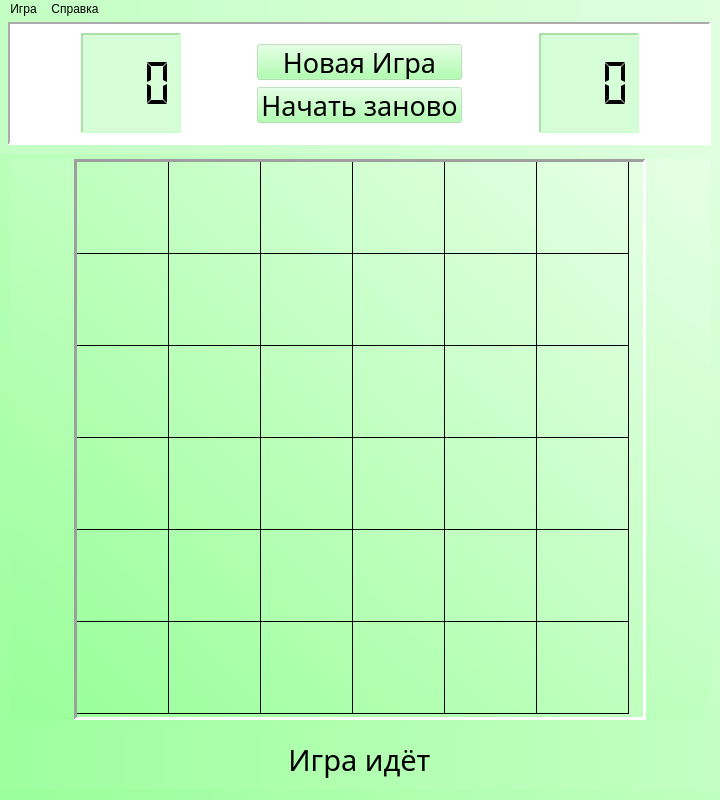
The window that GameForm.ui (Vadimpich/Digital-Grasshopper) describes before a commit, drawn with Qt 5.
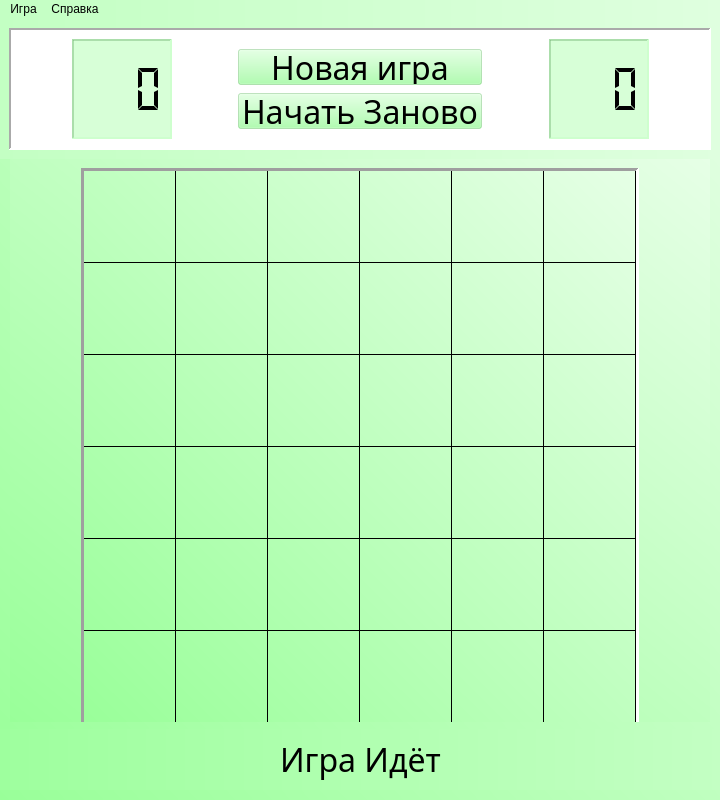
The same window after the commit.

What changed in the file:
```diff
--- a/GameForm.ui
+++ b/GameForm.ui
@@ -25,41 +25,35 @@
   <property name="windowTitle">
    <string>Цифровой Кузнечик</string>
   </property>
-  <property name="autoFillBackground">
-   <bool>false</bool>
-  </property>
   <property name="styleSheet">
    <string notr="true">
 background-color: qlineargradient(spread:pad, x1:0, y1:1, x2:1, y2:0, stop:0 rgba(153, 255, 153, 255), stop:1 rgba(230, 255, 230, 255));</string>
   </property>
-  <property name="toolButtonStyle">
-   <enum>Qt::ToolButtonIconOnly</enum>
-  </property>
   <widget class="QWidget" name="centralwidget">
+   <property name="styleSheet">
+    <string notr="true"/>
+   </property>
    <widget class="QFrame" name="verticalFrame">
     <property name="geometry">
      <rect>
-      <x>-1</x>
-      <y>-6</y>
-      <width>721</width>
-      <height>141</height>
+      <x>0</x>
+      <y>0</y>
+      <width>720</width>
+      <height>140</height>
      </rect>
     </property>
     <property name="styleSheet">
      <string notr="true">background-color: qlineargradient(spread:pad, x1:0, y1:0, x2:1, y2:0, stop:0 rgba(195, 255, 195, 255), stop:1 rgba(223, 255, 223, 255));</string>
     </property>
-    <property name="frameShape">
-     <enum>QFrame::NoFrame</enum>
-    </property>
-    <property name="frameShadow">
-     <enum>QFrame::Plain</enum>
-    </property>
     <property name="lineWidth">
      <number>3</number>
     </property>
     <layout class="QVBoxLayout" name="panelTop">
      <item>
       <widget class="QFrame" name="horizontalFrame">
+       <property name="enabled">
+        <bool>true</bool>
+       </property>
        <property name="styleSheet">
         <string notr="true">background-color: rgb(255, 255, 255);</string>
        </property>
@@ -72,57 +66,10 @@
        <property name="lineWidth">
         <number>2</number>
        </property>
-       <layout class="QHBoxLayout" name="horizontal_layout">
-        <item>
-         <spacer name="horizontalSpacer_3">
-          <property name="orientation">
-           <enum>Qt::Horizontal</enum>
-          </property>
-          <property name="sizeHint" stdset="0">
-           <size>
-            <width>40</width>
-            <height>20</height>
-           </size>
-          </property>
-         </spacer>
-        </item>
-        <item>
-         <widget class="QLCDNumber" name="numberTime">
-          <property name="minimumSize">
-           <size>
-            <width>100</width>
-            <height>0</height>
-           </size>
-          </property>
-          <property name="maximumSize">
-           <size>
-            <width>100</width>
-            <height>100</height>
-           </size>
-          </property>
-          <property name="styleSheet">
-           <string notr="true">background-color: rgba(153,255,153, 100);</string>
-          </property>
-          <property name="frameShape">
-           <enum>QFrame::Panel</enum>
-          </property>
-          <property name="frameShadow">
-           <enum>QFrame::Sunken</enum>
-          </property>
-          <property name="lineWidth">
-           <number>2</number>
-          </property>
-          <property name="smallDecimalPoint">
-           <bool>true</bool>
-          </property>
-          <property name="digitCount">
-           <number>3</number>
-          </property>
-          <property name="segmentStyle">
-           <enum>QLCDNumber::Flat</enum>
-          </property>
-         </widget>
-        </item>
+       <property name="midLineWidth">
+        <number>0</number>
+       </property>
+       <layout class="QHBoxLayout" name="horizontalLayout">
         <item>
          <spacer name="horizontalSpacer">
           <property name="orientation">
@@ -137,20 +84,67 @@
          </spacer>
         </item>
         <item>
-         <widget class="QFrame" name="verticalFrame_2">
+         <widget class="QLCDNumber" name="lcdNumber">
+          <property name="minimumSize">
+           <size>
+            <width>100</width>
+            <height>0</height>
+           </size>
+          </property>
+          <property name="maximumSize">
+           <size>
+            <width>100</width>
+            <height>100</height>
+           </size>
+          </property>
           <property name="styleSheet">
-           <string notr="true"/>
+           <string notr="true">background-color: rgba(153,255,153, 100);</string>
           </property>
           <property name="frameShape">
-           <enum>QFrame::NoFrame</enum>
+           <enum>QFrame::Panel</enum>
           </property>
           <property name="frameShadow">
-           <enum>QFrame::Raised</enum>
+           <enum>QFrame::Sunken</enum>
           </property>
           <property name="lineWidth">
            <number>2</number>
           </property>
-          <layout class="QVBoxLayout" name="verticalLayout_3">
+          <property name="smallDecimalPoint">
+           <bool>true</bool>
+          </property>
+          <property name="digitCount">
+           <number>3</number>
+          </property>
+          <property name="mode">
+           <enum>QLCDNumber::Dec</enum>
+          </property>
+          <property name="segmentStyle">
+           <enum>QLCDNumber::Flat</enum>
+          </property>
+         </widget>
+        </item>
+        <item>
+         <spacer name="horizontalSpacer_2">
+          <property name="orientation">
+           <enum>Qt::Horizontal</enum>
+          </property>
+          <property name="sizeHint" stdset="0">
+           <size>
+            <width>40</width>
+            <height>20</height>
+           </size>
+          </property>
+         </spacer>
+        </item>
+        <item>
+         <widget class="QFrame" name="verticalFrame">
+          <property name="minimumSize">
+           <size>
+            <width>20</width>
+            <height>0</height>
+           </size>
+          </property>
+          <layout class="QVBoxLayout" name="verticalLayout_2">
            <item>
             <spacer name="verticalSpacer_3">
              <property name="orientation">
@@ -165,7 +159,7 @@
             </spacer>
            </item>
            <item>
-            <widget class="QPushButton" name="buttonNew">
+            <widget class="QPushButton" name="pushButton">
              <property name="minimumSize">
               <size>
                <width>0</width>
@@ -175,17 +169,14 @@
              <property name="font">
               <font>
                <family>Bebas Neue Regular</family>
-               <pointsize>20</pointsize>
+               <pointsize>24</pointsize>
               </font>
              </property>
              <property name="styleSheet">
               <string notr="true">background-color: rgba(153,255,153, 100);</string>
              </property>
              <property name="text">
-              <string>Новая Игра</string>
-             </property>
-             <property name="shortcut">
-              <string/>
+              <string>Новая игра</string>
              </property>
             </widget>
            </item>
@@ -194,9 +185,6 @@
              <property name="orientation">
               <enum>Qt::Vertical</enum>
              </property>
-             <property name="sizeType">
-              <enum>QSizePolicy::Expanding</enum>
-             </property>
              <property name="sizeHint" stdset="0">
               <size>
                <width>20</width>
@@ -206,7 +194,7 @@
             </spacer>
            </item>
            <item>
-            <widget class="QPushButton" name="buttonRestart">
+            <widget class="QPushButton" name="pushButton_2">
              <property name="minimumSize">
               <size>
                <width>0</width>
@@ -216,14 +204,14 @@
              <property name="font">
               <font>
                <family>Bebas Neue Regular</family>
-               <pointsize>20</pointsize>
+               <pointsize>24</pointsize>
               </font>
              </property>
              <property name="styleSheet">
               <string notr="true">background-color: rgba(153,255,153, 100);</string>
              </property>
              <property name="text">
-              <string>Начать заново</string>
+              <string>Начать Заново</string>
              </property>
             </widget>
            </item>
@@ -244,7 +232,7 @@
          </widget>
         </item>
         <item>
-         <spacer name="horizontalSpacer_2">
+         <spacer name="horizontalSpacer_3">
           <property name="orientation">
            <enum>Qt::Horizontal</enum>
           </property>
@@ -257,7 +245,13 @@
          </spacer>
         </item>
         <item>
-         <widget class="QLCDNumber" name="numberPoints">
+         <widget class="QLCDNumber" name="lcdNumber_2">
+          <property name="sizePolicy">
+           <sizepolicy hsizetype="Minimum" vsizetype="Minimum">
+            <horstretch>0</horstretch>
+            <verstretch>0</verstretch>
+           </sizepolicy>
+          </property>
           <property name="minimumSize">
            <size>
             <width>100</width>
@@ -311,28 +305,371 @@
      </item>
     </layout>
    </widget>
-   <widget class="QWidget" name="verticalLayoutWidget_3">
+   <widget class="QFrame" name="horizontalFrame">
     <property name="geometry">
      <rect>
       <x>10</x>
       <y>140</y>
-      <width>701</width>
-      <height>561</height>
+      <width>700</width>
+      <height>563</height>
      </rect>
     </property>
-    <layout class="QVBoxLayout" name="panelMid">
-     <item alignment="Qt::AlignHCenter|Qt::AlignVCenter">
-      <widget class="QTableWidget" name="tableField">
+    <layout class="QHBoxLayout" name="horizontalLayout_2">
+     <item>
+      <spacer name="horizontalSpacer_5">
+       <property name="orientation">
+        <enum>Qt::Horizontal</enum>
+       </property>
+       <property name="sizeHint" stdset="0">
+        <size>
+         <width>40</width>
+         <height>20</height>
+        </size>
+       </property>
+      </spacer>
+     </item>
+     <item>
+      <widget class="QTableWidget" name="tableWidget">
+       <property name="enabled">
+        <bool>true</bool>
+       </property>
        <property name="minimumSize">
         <size>
          <width>558</width>
          <height>558</height>
         </size>
        </property>
+       <property name="palette">
+        <palette>
+         <active>
+          <colorrole role="Button">
+           <brush brushstyle="LinearGradientPattern">
+            <gradient startx="0.000000000000000" starty="1.000000000000000" endx="1.000000000000000" endy="0.000000000000000" type="LinearGradient" spread="PadSpread" coordinatemode="ObjectBoundingMode">
+             <gradientstop position="0.000000000000000">
+              <color alpha="255">
+               <red>153</red>
+               <green>255</green>
+               <blue>153</blue>
+              </color>
+             </gradientstop>
+             <gradientstop position="1.000000000000000">
+              <color alpha="255">
+               <red>230</red>
+               <green>255</green>
+               <blue>230</blue>
+              </color>
+             </gradientstop>
+            </gradient>
+           </brush>
+          </colorrole>
+          <colorrole role="Text">
+           <brush brushstyle="SolidPattern">
+            <color alpha="255">
+             <red>0</red>
+             <green>0</green>
+             <blue>0</blue>
+            </color>
+           </brush>
+          </colorrole>
+          <colorrole role="Base">
+           <brush brushstyle="LinearGradientPattern">
+            <gradient startx="0.000000000000000" starty="1.000000000000000" endx="1.000000000000000" endy="0.000000000000000" type="LinearGradient" spread="PadSpread" coordinatemode="ObjectBoundingMode">
+             <gradientstop position="0.000000000000000">
+              <color alpha="255">
+               <red>153</red>
+               <green>255</green>
+               <blue>153</blue>
+              </color>
+             </gradientstop>
+             <gradientstop position="1.000000000000000">
+              <color alpha="255">
+               <red>230</red>
+               <green>255</green>
+               <blue>230</blue>
+              </color>
+             </gradientstop>
+            </gradient>
+           </brush>
+          </colorrole>
+          <colorrole role="Window">
+           <brush brushstyle="LinearGradientPattern">
+            <gradient startx="0.000000000000000" starty="1.000000000000000" endx="1.000000000000000" endy="0.000000000000000" type="LinearGradient" spread="PadSpread" coordinatemode="ObjectBoundingMode">
+             <gradientstop position="0.000000000000000">
+              <color alpha="255">
+               <red>153</red>
+               <green>255</green>
+               <blue>153</blue>
+              </color>
+             </gradientstop>
+             <gradientstop position="1.000000000000000">
+              <color alpha="255">
+               <red>230</red>
+               <green>255</green>
+               <blue>230</blue>
+              </color>
+             </gradientstop>
+            </gradient>
+           </brush>
+          </colorrole>
+          <colorrole role="Highlight">
+           <brush brushstyle="SolidPattern">
+            <color alpha="50">
+             <red>0</red>
+             <green>0</green>
+             <blue>0</blue>
+            </color>
+           </brush>
+          </colorrole>
+          <colorrole role="HighlightedText">
+           <brush brushstyle="SolidPattern">
+            <color alpha="255">
+             <red>0</red>
+             <green>0</green>
+             <blue>0</blue>
+            </color>
+           </brush>
+          </colorrole>
+          <colorrole role="Link">
+           <brush brushstyle="SolidPattern">
+            <color alpha="255">
+             <red>255</red>
+             <green>255</green>
+             <blue>255</blue>
+            </color>
+           </brush>
+          </colorrole>
+          <colorrole role="PlaceholderText">
+           <brush brushstyle="SolidPattern">
+            <color alpha="128">
+             <red>0</red>
+             <green>0</green>
+             <blue>0</blue>
+            </color>
+           </brush>
+          </colorrole>
+         </active>
+         <inactive>
+          <colorrole role="Button">
+           <brush brushstyle="LinearGradientPattern">
+            <gradient startx="0.000000000000000" starty="1.000000000000000" endx="1.000000000000000" endy="0.000000000000000" type="LinearGradient" spread="PadSpread" coordinatemode="ObjectBoundingMode">
+             <gradientstop position="0.000000000000000">
+              <color alpha="255">
+               <red>153</red>
+               <green>255</green>
+               <blue>153</blue>
+              </color>
+             </gradientstop>
+             <gradientstop position="1.000000000000000">
+              <color alpha="255">
+               <red>230</red>
+               <green>255</green>
+               <blue>230</blue>
+              </color>
+             </gradientstop>
+            </gradient>
+           </brush>
+          </colorrole>
+          <colorrole role="Text">
+           <brush brushstyle="SolidPattern">
+            <color alpha="255">
+             <red>0</red>
+             <green>0</green>
+             <blue>0</blue>
+            </color>
+           </brush>
+          </colorrole>
+          <colorrole role="Base">
+           <brush brushstyle="LinearGradientPattern">
+            <gradient startx="0.000000000000000" starty="1.000000000000000" endx="1.000000000000000" endy="0.000000000000000" type="LinearGradient" spread="PadSpread" coordinatemode="ObjectBoundingMode">
+             <gradientstop position="0.000000000000000">
+              <color alpha="255">
+               <red>153</red>
+               <green>255</green>
+               <blue>153</blue>
+              </color>
+             </gradientstop>
+             <gradientstop position="1.000000000000000">
+              <color alpha="255">
+               <red>230</red>
+               <green>255</green>
+               <blue>230</blue>
+              </color>
+             </gradientstop>
+            </gradient>
+           </brush>
+          </colorrole>
+          <colorrole role="Window">
+           <brush brushstyle="LinearGradientPattern">
+            <gradient startx="0.000000000000000" starty="1.000000000000000" endx="1.000000000000000" endy="0.000000000000000" type="LinearGradient" spread="PadSpread" coordinatemode="ObjectBoundingMode">
+             <gradientstop position="0.000000000000000">
+              <color alpha="255">
+               <red>153</red>
+               <green>255</green>
+               <blue>153</blue>
+              </color>
+             </gradientstop>
+             <gradientstop position="1.000000000000000">
+              <color alpha="255">
+               <red>230</red>
+               <green>255</green>
+               <blue>230</blue>
+              </color>
+             </gradientstop>
+            </gradient>
+           </brush>
+          </colorrole>
+          <colorrole role="Highlight">
+           <brush brushstyle="SolidPattern">
+            <color alpha="50">
+             <red>0</red>
+             <green>0</green>
+             <blue>0</blue>
+            </color>
+           </brush>
+          </colorrole>
+          <colorrole role="HighlightedText">
+           <brush brushstyle="SolidPattern">
+            <color alpha="255">
+             <red>0</red>
+             <green>0</green>
+             <blue>0</blue>
+            </color>
+           </brush>
+          </colorrole>
+          <colorrole role="Link">
+           <brush brushstyle="SolidPattern">
+            <color alpha="255">
+             <red>255</red>
+             <green>255</green>
+             <blue>255</blue>
+            </color>
+           </brush>
+          </colorrole>
+          <colorrole role="PlaceholderText">
+           <brush brushstyle="SolidPattern">
+            <color alpha="128">
+             <red>0</red>
+             <green>0</green>
+             <blue>0</blue>
+            </color>
+           </brush>
+          </colorrole>
+         </inactive>
+         <disabled>
+          <colorrole role="Button">
+           <brush brushstyle="LinearGradientPattern">
+            <gradient startx="0.000000000000000" starty="1.000000000000000" endx="1.000000000000000" endy="0.000000000000000" type="LinearGradient" spread="PadSpread" coordinatemode="ObjectBoundingMode">
+             <gradientstop position="0.000000000000000">
+              <color alpha="255">
+               <red>153</red>
+               <green>255</green>
+               <blue>153</blue>
+              </color>
+             </gradientstop>
+             <gradientstop position="1.000000000000000">
+              <color alpha="255">
+               <red>230</red>
+               <green>255</green>
+               <blue>230</blue>
+              </color>
+             </gradientstop>
+            </gradient>
+           </brush>
+          </colorrole>
+          <colorrole role="Text">
+           <brush brushstyle="SolidPattern">
+            <color alpha="96">
+             <red>164</red>
+             <green>166</green>
+             <blue>168</blue>
+            </color>
+           </brush>
+          </colorrole>
+          <colorrole role="Base">
+           <brush brushstyle="LinearGradientPattern">
+            <gradient startx="0.000000000000000" starty="1.000000000000000" endx="1.000000000000000" endy="0.000000000000000" type="LinearGradient" spread="PadSpread" coordinatemode="ObjectBoundingMode">
+             <gradientstop position="0.000000000000000">
+              <color alpha="255">
+               <red>153</red>
+               <green>255</green>
+               <blue>153</blue>
+              </color>
+             </gradientstop>
+             <gradientstop position="1.000000000000000">
+              <color alpha="255">
+               <red>230</red>
+               <green>255</green>
+               <blue>230</blue>
+              </color>
+             </gradientstop>
+            </gradient>
+           </brush>
+          </colorrole>
+          <colorrole role="Window">
+           <brush brushstyle="LinearGradientPattern">
+            <gradient startx="0.000000000000000" starty="1.000000000000000" endx="1.000000000000000" endy="0.000000000000000" type="LinearGradient" spread="PadSpread" coordinatemode="ObjectBoundingMode">
+             <gradientstop position="0.000000000000000">
+              <color alpha="255">
+               <red>153</red>
+               <green>255</green>
+               <blue>153</blue>
+              </color>
+             </gradientstop>
+             <gradientstop position="1.000000000000000">
+              <color alpha="255">
+               <red>230</red>
+               <green>255</green>
+               <blue>230</blue>
+              </color>
+             </gradientstop>
+            </gradient>
+           </brush>
+          </colorrole>
+          <colorrole role="Highlight">
+           <brush brushstyle="SolidPattern">
+            <color alpha="255">
+             <red>29</red>
+             <green>84</green>
+             <blue>92</blue>
+            </color>
+           </brush>
+          </colorrole>
+          <colorrole role="HighlightedText">
+           <brush brushstyle="SolidPattern">
+            <color alpha="255">
+             <red>0</red>
+             <green>0</green>
+             <blue>0</blue>
+            </color>
+           </brush>
+          </colorrole>
+          <colorrole role="Link">
+           <brush brushstyle="SolidPattern">
+            <color alpha="255">
+             <red>255</red>
+             <green>255</green>
+             <blue>255</blue>
+            </color>
+           </brush>
+          </colorrole>
+          <colorrole role="PlaceholderText">
+           <brush brushstyle="SolidPattern">
+            <color alpha="128">
+             <red>208</red>
+             <green>208</green>
+             <blue>208</blue>
+            </color>
+           </brush>
+          </colorrole>
+         </disabled>
+        </palette>
+       </property>
        <property name="font">
         <font>
-         <family>Bebas Neue Regular</family>
+         <family>Bebas Neue Bold</family>
          <pointsize>22</pointsize>
+         <weight>75</weight>
+         <bold>true</bold>
         </font>
        </property>
        <property name="styleSheet">
@@ -341,21 +678,9 @@
        <property name="frameShape">
         <enum>QFrame::Panel</enum>
        </property>
-       <property name="frameShadow">
-        <enum>QFrame::Sunken</enum>
-       </property>
        <property name="lineWidth">
         <number>3</number>
        </property>
-       <property name="midLineWidth">
-        <number>0</number>
-       </property>
-       <property name="sizeAdjustPolicy">
-        <enum>QAbstractScrollArea::AdjustToContents</enum>
-       </property>
-       <property name="autoScroll">
-        <bool>true</bool>
-       </property>
        <property name="editTriggers">
         <set>QAbstractItemView::AnyKeyPressed|QAbstractItemView::DoubleClicked|QAbstractItemView::EditKeyPressed</set>
        </property>
@@ -368,21 +693,9 @@
        <property name="textElideMode">
         <enum>Qt::ElideMiddle</enum>
        </property>
-       <property name="showGrid">
-        <bool>true</bool>
-       </property>
        <property name="gridStyle">
         <enum>Qt::SolidLine</enum>
        </property>
-       <property name="sortingEnabled">
-        <bool>false</bool>
-       </property>
-       <property name="wordWrap">
-        <bool>true</bool>
-       </property>
-       <property name="cornerButtonEnabled">
-        <bool>true</bool>
-       </property>
        <property name="rowCount">
         <number>6</number>
        </property>
@@ -392,6 +705,9 @@
        <attribute name="horizontalHeaderVisible">
         <bool>false</bool>
        </attribute>
+       <attribute name="horizontalHeaderMinimumSectionSize">
+        <number>39</number>
+       </attribute>
        <attribute name="horizontalHeaderDefaultSectionSize">
         <number>92</number>
        </attribute>
@@ -401,21 +717,12 @@
        <attribute name="verticalHeaderVisible">
         <bool>false</bool>
        </attribute>
-       <attribute name="verticalHeaderCascadingSectionResizes">
-        <bool>false</bool>
-       </attribute>
-       <attribute name="verticalHeaderDefaultSectionSize">
-        <number>92</number>
-       </attribute>
        <attribute name="verticalHeaderMinimumSectionSize">
         <number>50</number>
        </attribute>
-       <attribute name="verticalHeaderShowSortIndicator" stdset="0">
-        <bool>false</bool>
+       <attribute name="verticalHeaderDefaultSectionSize">
+        <number>92</number>
        </attribute>
-       <attribute name="verticalHeaderStretchLastSection">
-        <bool>false</bool>
-       </attribute>
        <row/>
        <row/>
        <row/>
@@ -428,33 +735,72 @@
        <column/>
        <column/>
        <column/>
+       <item row="0" column="0">
+        <property name="text">
+         <string/>
+        </property>
+        <property name="background">
+         <brush brushstyle="NoBrush">
+          <color alpha="255">
+           <red>0</red>
+           <green>0</green>
+           <blue>0</blue>
+          </color>
+         </brush>
+        </property>
+        <property name="foreground">
+         <brush brushstyle="NoBrush">
+          <color alpha="255">
+           <red>0</red>
+           <green>0</green>
+           <blue>0</blue>
+          </color>
+         </brush>
+        </property>
+        <property name="flags">
+         <set>ItemIsSelectable|ItemIsDragEnabled|ItemIsDropEnabled|ItemIsUserCheckable|ItemIsEnabled</set>
+        </property>
+       </item>
       </widget>
      </item>
+     <item>
+      <spacer name="horizontalSpacer_6">
+       <property name="orientation">
+        <enum>Qt::Horizontal</enum>
+       </property>
+       <property name="sizeHint" stdset="0">
+        <size>
+         <width>40</width>
+         <height>20</height>
+        </size>
+       </property>
+      </spacer>
+     </item>
     </layout>
    </widget>
    <widget class="QWidget" name="verticalLayoutWidget_4">
     <property name="geometry">
      <rect>
-      <x>-1</x>
+      <x>0</x>
       <y>710</y>
       <width>721</width>
       <height>61</height>
      </rect>
     </property>
-    <layout class="QVBoxLayout" name="panelBot">
+    <layout class="QVBoxLayout" name="verticalLayout_3">
      <item>
-      <widget class="QLabel" name="labelStatus">
+      <widget class="QLabel" name="label">
        <property name="font">
         <font>
          <family>Bebas Neue Regular</family>
-         <pointsize>22</pointsize>
+         <pointsize>24</pointsize>
         </font>
        </property>
        <property name="styleSheet">
         <string notr="true">background-color: qlineargradient(spread:pad, x1:0, y1:0, x2:1, y2:0, stop:0 rgba(158, 255, 158, 255), stop:1 rgba(195, 255, 195, 255));</string>
        </property>
        <property name="text">
-        <string>Игра идёт</string>
+        <string>Игра Идёт</string>
        </property>
        <property name="alignment">
         <set>Qt::AlignCenter</set>
```
Left out of the diff: 39 changed lines with no effect on the pictures.
